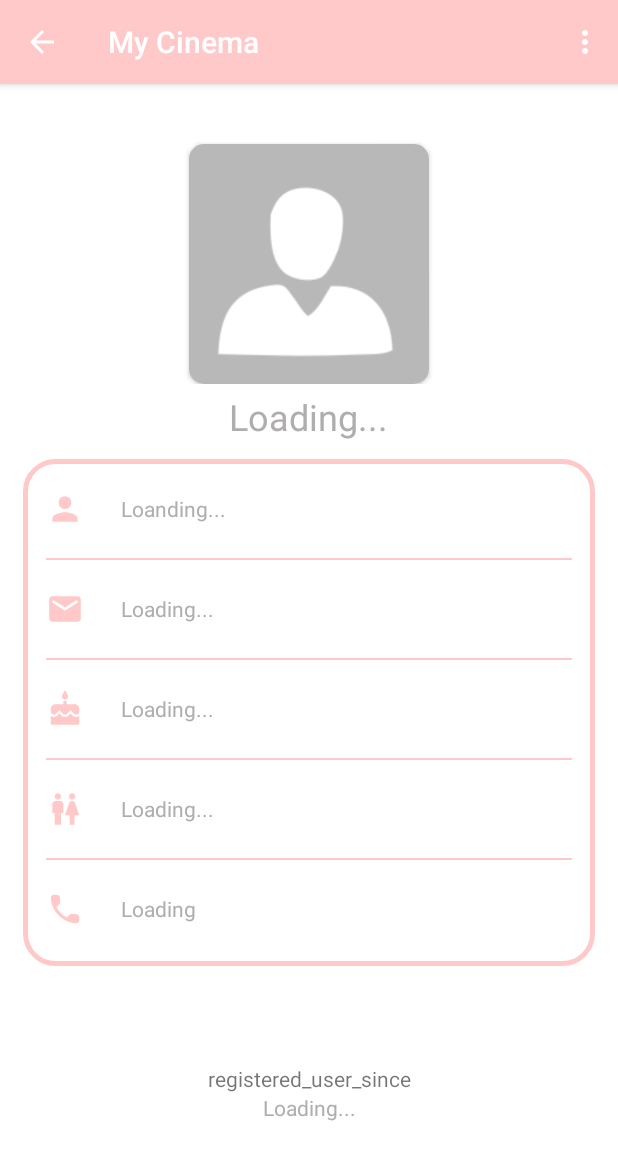
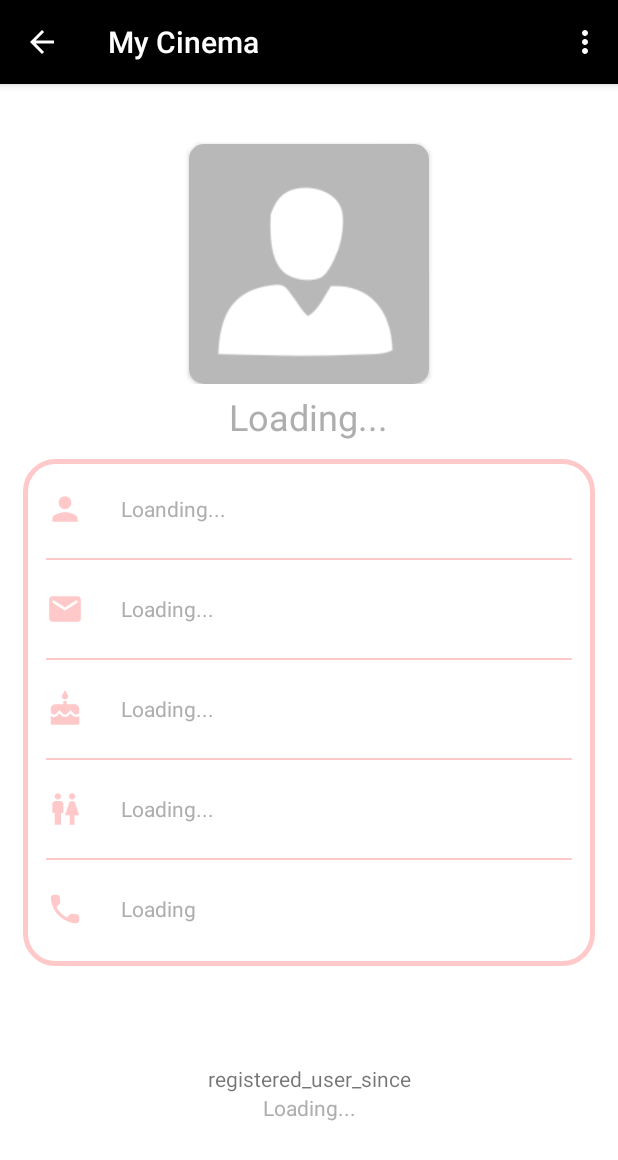
Before and after one commit to 4-iphone-1-android/My-Cinema, an Android app built with Jetpack Compose: the ProfileActivity screen opened directly, with no data from a screen before it, on a phone screen of 412 x 824 dp. Shown: the top 1160 px of the screen. Run offline under Robolectric (Android 15) with nearby library versions, the phone set to English and light mode, and no system bars; our stand-ins replace Firebase (no records; nobody signed in at launch, a user with empty details on screens opened directly); pictures from the network do not load.

Commit message:
fix layout again :))))

```diff
--- a/MidTerm/app/src/main/java/com/example/mycinema/ProfileActivity.java
+++ b/MidTerm/app/src/main/java/com/example/mycinema/ProfileActivity.java
@@ -10,6 +10,7 @@ import android.app.AlertDialog;
 import android.content.Intent;
 import android.content.pm.PackageManager;
 import android.graphics.Bitmap;
+import android.graphics.drawable.ColorDrawable;
 import android.os.Bundle;
 import android.view.Menu;
 import android.view.MenuItem;
@@ -56,7 +57,7 @@ public class ProfileActivity extends AppCompatActivity {
         setContentView(R.layout.activity_profile);
 
         getSupportActionBar().setDisplayHomeAsUpEnabled(true);
-
+        getSupportActionBar().setBackgroundDrawable(new ColorDrawable(getResources().getColor(R.color.black)));
         textViewWelcome = findViewById(R.id.textView_show_welcome);
         textViewFullName = findViewById(R.id.textView_show_full_name);
         textViewEmail = findViewById(R.id.textView_show_email);
--- a/MidTerm/app/src/main/res/menu/action_bar.xml
+++ b/MidTerm/app/src/main/res/menu/action_bar.xml
@@ -3,7 +3,8 @@
     xmlns:app="http://schemas.android.com/apk/res-auto">
     <item
         android:id="@+id/menu_update_profile"
-        android:title="Update Profile" />
+        android:title="Update Profile"
+        />
     <item
         android:id="@+id/menu_change_password"
         android:title="Change Password" />
--- a/MidTerm/app/src/main/res/values/style.xml
+++ b/MidTerm/app/src/main/res/values/style.xml
@@ -4,7 +4,12 @@
     <style name="AppTheme" parent= "Theme.AppCompat.Light.DarkActionBar">
         <!-- Customize your theme here. -->
         <item name="colorPrimary"> @color/pink</item>
+        <item name="android:actionBarStyle">@style/MyActionBar</item>
+        <item name="android:windowActionBarOverlay">false</item>
+        <item name="android:windowNoTitle">true</item>
 
     </style>
-
+    <style name="MyActionBar" parent="@style/Widget.AppCompat.Light.ActionBar.Solid.Inverse">
+        <item name="background">@color/black</item>
+    </style>
 </resources>
```
Also changed, not shown: MidTerm/app/src/main/java/com/example/mycinema/LoginActivity.java (+11 -11 lines), MidTerm/app/src/main/res/layout/activity_home.xml (+6 -6 lines).
